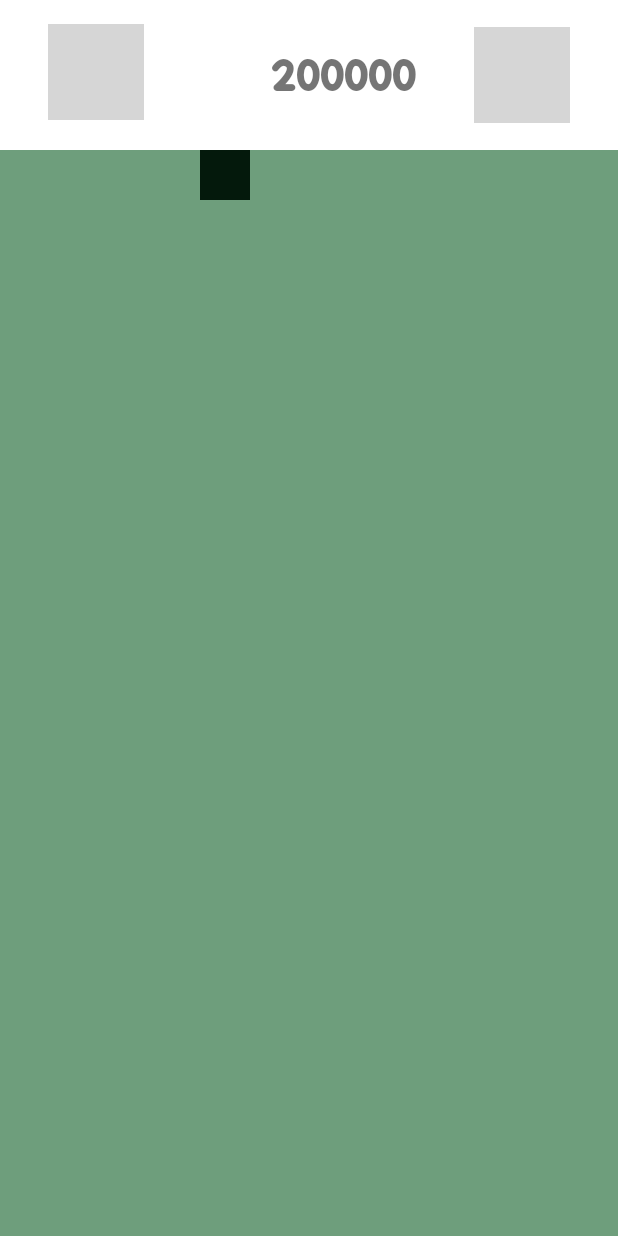
After one commit to AleyyG/EducationalKidsApp, an Android app: the SnakeGameActivity screen opened directly, with no data from a screen before it, on a phone screen of 412 x 824 dp. The commit adds this screen. Run offline under Robolectric (Android 15) with nearby library versions, the phone set to English and light mode, and no system bars; grey boxes are pictures that could not be loaded.

Commit message:
snake game

```diff
--- a/app/src/main/AndroidManifest.xml
+++ b/app/src/main/AndroidManifest.xml
@@ -9,6 +9,9 @@
         android:roundIcon="@mipmap/ic_launcher_round"
         android:supportsRtl="true"
         android:theme="@style/Theme.AppCompat.DayNight.NoActionBar">
+        <activity
+            android:name=".SnakeGameActivity"
+            android:exported="false" />
         <activity
             android:name=".AlphabetGameActivity"
             android:exported="false" />
--- /dev/null
+++ b/app/src/main/java/com/aleyna/firstgame/Snake.java
@@ -0,0 +1,41 @@
+package com.aleyna.firstgame;
+
+import android.graphics.Canvas;
+import android.graphics.Color;
+import android.graphics.Paint;
+
+public class Snake {
+    int snakeX = 0;
+    int snakeY = 0;
+    int xSpeed = 1;
+    int ySpeed = 0;
+    int snakeScale = 50;
+
+    static final Paint snakePaint = new Paint();
+
+    final int screenWidth;
+    final int screenHeight;
+    public Snake (int width, int height){
+        this.screenWidth = width;
+        this.screenHeight = height;
+
+        snakePaint.setColor(Color.rgb(4,25,12));
+    }
+    void setDirection(int xDir, int yDir){
+        this.xSpeed = xDir;
+        this.ySpeed = yDir;
+    }
+
+    public void update() {
+        snakeX += this.xSpeed*snakeScale;
+        snakeY += this.ySpeed*snakeScale;
+        if(snakeY<0)    snakeY = 0;
+        if(snakeX<0)    snakeX = 0;
+        if(snakeY>screenHeight-snakeScale)  snakeY=screenHeight-snakeScale;
+        if(snakeX>screenWidth-snakeScale)   snakeX=screenWidth-snakeScale;
+    }
+
+    public void show(Canvas canvas) {
+        canvas.drawRect(snakeX,snakeY,snakeX+snakeScale,snakeY+snakeScale,snakePaint);
+    }
+}
--- /dev/null
+++ b/app/src/main/java/com/aleyna/firstgame/SnakeGame.java
@@ -0,0 +1,88 @@
+package com.aleyna.firstgame;
+
+import android.annotation.SuppressLint;
+import android.content.Context;
+import android.graphics.Canvas;
+import android.graphics.Color;
+import android.graphics.Paint;
+import android.text.TextPaint;
+import android.util.AttributeSet;
+import android.view.MotionEvent;
+import com.aleyna.firstgame.OnSwipeTouchListener;
+import android.view.View;
+import android.widget.Toast;
+
+import androidx.annotation.Nullable;
+
+public class SnakeGame extends View {
+    static final TextPaint textPaint = new TextPaint();
+
+    Snake snake = null ;
+
+    int screenWidth = 0;
+    int screenHeight = 0;
+
+    @SuppressLint("ClickableViewAccessibility")
+    void setup(){
+        textPaint.setColor(Color.RED);
+        textPaint.setStrokeWidth(2f);
+
+        this.setOnTouchListener(new OnSwipeTouchListener(getContext()) {
+            @Override
+            public void OnSwipeUp() {
+                super.OnSwipeUp();
+                snake.setDirection(0,-1);
+            }
+
+            @Override
+            public void OnSwipeDown() {
+                super.OnSwipeDown();
+                snake.setDirection(0,1);
+            }
+
+            @Override
+            public void OnSwipeRight() {
+                super.OnSwipeRight();
+                snake.setDirection(1,0);
+            }
+
+            @Override
+            public void OnSwipeLeft() {
+                super.OnSwipeLeft();
+                snake.setDirection(-1,0);
+            }
+        });
+    }
+    public SnakeGame(Context context) {
+        super(context);
+        setup();
+    }
+
+    public SnakeGame(Context context, @Nullable AttributeSet attrs) {
+        super(context, attrs);
+        setup();
+    }
+
+    @Override
+    protected void onDraw(Canvas canvas) {
+        super.onDraw(canvas);
+
+        canvas.drawColor(Color.rgb(110,158,124));
+        snake.update();
+        snake.show(canvas);
+    }
+    void updateScreen(){
+        invalidate();
+        //is akisi bittikten sonra goruntuyu tazelemeye yarayan metottur.
+        //yani yilan hareket ediyor aslinda fakat goruntuyu tazelemezsek
+        //ilk andaki goruntusu kalmaya devam eder ne kadar hareket etse de
+    }
+
+    @Override
+    protected void onSizeChanged(int w, int h, int oldw, int oldh) {
+        super.onSizeChanged(w, h, oldw, oldh);
+        screenWidth = w;
+        screenHeight = h;
+        snake = new Snake(w,h);
+    }
+}
--- /dev/null
+++ b/app/src/main/java/com/aleyna/firstgame/SnakeGameActivity.java
@@ -0,0 +1,50 @@
+package com.aleyna.firstgame;
+
+import androidx.appcompat.app.AppCompatActivity;
+
+import android.os.Bundle;
+import android.view.View;
+import android.widget.ImageButton;
+
+import java.util.Timer;
+import java.util.TimerTask;
+
+public class SnakeGameActivity extends AppCompatActivity {
+
+    ImageButton backButton,restartButton;
+    SnakeGame snakeGame;
+    final int FPS = 5;
+
+    Timer timer = new Timer();
+    TimerTask timerTask = new TimerTask() { //burada goruntuyu surekli guncelleyen bir timer olusturduk aslinda
+        @Override
+        public void run() {
+            runOnUiThread(new Runnable() {
+                /*
+                 bu thread su ise yaramaktadir. Uygulama calisirken bir mainThread bulunmaktadir. Bu thread calisirken ben bir drawi
+                 surekli olarak calistirdigimdan(timer ile) main threadi kitlemektedir. Bu kitlemenin onune gecebilmek icin bu islemi
+                 yeni bir thread olusturarak main thread uzerinden farkli bir thread de yapmami sagliyor.
+                 */
+                @Override
+                public void run() {
+                    snakeGame.updateScreen();
+                }
+            });
+        }
+    };
+    @Override
+    protected void onCreate(Bundle savedInstanceState) {
+        super.onCreate(savedInstanceState);
+        setContentView(R.layout.activity_snake_game);
+        backButton = findViewById(R.id.back_button);
+        restartButton = findViewById(R.id.restart_button);
+        snakeGame = findViewById(R.id.snakeGameView);
+        timer.scheduleAtFixedRate(timerTask,10,1000/FPS);
+        restartButton.setOnClickListener(new View.OnClickListener() {
+            @Override
+            public void onClick(View view) {
+
+            }
+        });
+    }
+}
--- /dev/null
+++ b/app/src/main/res/layout/activity_snake_game.xml
@@ -0,0 +1,69 @@
+<?xml version="1.0" encoding="utf-8"?>
+<androidx.constraintlayout.widget.ConstraintLayout xmlns:android="http://schemas.android.com/apk/res/android"
+    xmlns:app="http://schemas.android.com/apk/res-auto"
+    xmlns:tools="http://schemas.android.com/tools"
+    android:layout_width="match_parent"
+    android:layout_height="match_parent"
+    tools:context=".SnakeGameActivity">
+
+
+    <RelativeLayout
+        android:id="@+id/topLayout"
+        android:layout_width="match_parent"
+        android:layout_height="100dp"
+        android:background="@color/white"
+        android:orientation="horizontal"
+        app:layout_constraintBottom_toBottomOf="parent"
+        app:layout_constraintEnd_toEndOf="parent"
+        app:layout_constraintStart_toStartOf="parent"
+        app:layout_constraintTop_toTopOf="parent"
+        app:layout_constraintVertical_bias="0.0"
+        tools:ignore="MissingConstraints">
+
+        <ImageButton
+            android:layout_marginTop="16dp"
+            android:layout_marginLeft="32dp"
+            android:id="@+id/back_button"
+            android:layout_width="64dp"
+            android:layout_height="64dp"
+            android:background="@null"
+            android:scaleType="centerInside"
+            app:srcCompat="@drawable/back"
+            tools:ignore="SpeakableTextPresentCheck" />
+
+        <TextView
+            android:layout_marginLeft="85dp"
+            android:layout_toRightOf="@+id/back_button"
+            android:layout_centerVertical="true"
+            android:layout_centerHorizontal="true"
+            android:id="@+id/score"
+            android:layout_width="wrap_content"
+            android:layout_height="wrap_content"
+            android:fontFamily="@font/candy_beans"
+            android:text="200000"
+            android:textSize="30sp" />
+
+        <ImageButton
+            android:layout_marginRight="32dp"
+            android:layout_alignParentRight="true"
+            android:layout_centerVertical="true"
+            android:id="@+id/restart_button"
+            android:layout_width="64dp"
+            android:layout_height="64dp"
+            android:background="@null"
+            android:scaleType="centerInside"
+            app:srcCompat="@drawable/back"
+            tools:ignore="SpeakableTextPresentCheck" />
+    </RelativeLayout>
+
+    <com.aleyna.firstgame.SnakeGame
+        android:id="@+id/snakeGameView"
+        android:layout_width="0dp"
+        android:layout_height="0dp"
+        app:layout_constraintBottom_toBottomOf="parent"
+        app:layout_constraintEnd_toEndOf="parent"
+        app:layout_constraintStart_toStartOf="parent"
+        app:layout_constraintTop_toBottomOf="@+id/topLayout" />
+
+
+</androidx.constraintlayout.widget.ConstraintLayout>
```
Also changed, not shown: app/src/main/java/com/aleyna/firstgame/MainActivity.java (+10 -1 lines), app/src/main/java/com/aleyna/firstgame/OnSwipeTouchListener.java (added, +65 -0 lines), app/src/main/res/layout/activity_main.xml (+14 -0 lines).
